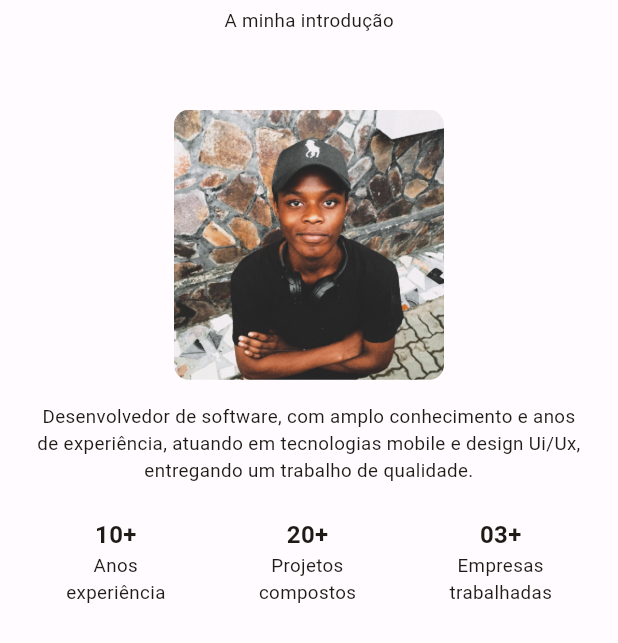
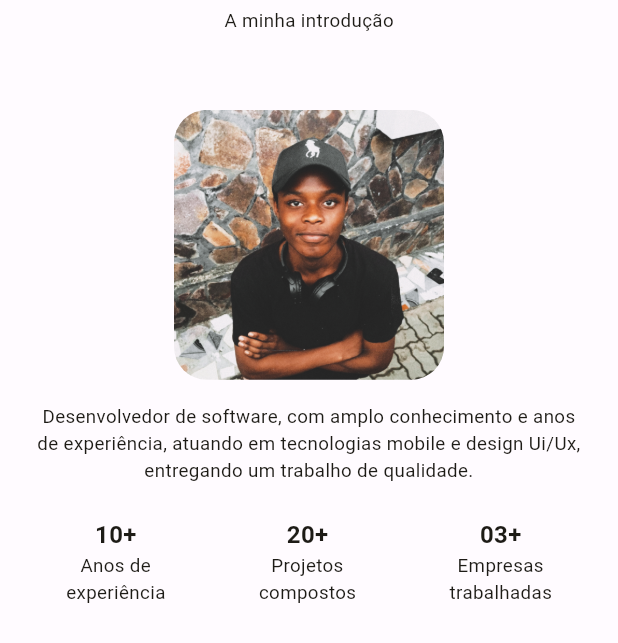
Before and after one commit to fariosofernando/nexo-creativo, a Flutter app: the screen it shows after launch, scrolled down 576 dp, on a phone screen of 412 x 824 dp. Shown: the part 324-967 px from the top of the screen. Run offline on Flutter 3.47's test engine with Material 2 defaults, Android fonts, the phone set to English and light mode, and no system bars; our stand-ins replace expandable, flutter_mobx, flutter_svg, mobx; generated files the repository leaves out were written again.

Commit message:
ref: refatorando textos e modelos.

```diff
--- a/lib/pages/app_about_page.dart
+++ b/lib/pages/app_about_page.dart
@@ -46,7 +46,7 @@ class AppPhoneLayout extends StatelessWidget {
             height: 180,
             width: 180,
             child: ClipRRect(
-              borderRadius: BorderRadius.circular(10.0),
+              borderRadius: BorderRadius.circular(22.0),
               child: const Image(image: AssetImage('assets/img/about.jpg')),
             )),
         const SizedBox(height: 16.0),
@@ -69,7 +69,7 @@ class AppPhoneLayout extends StatelessWidget {
                   ),
                 ),
                 Text(
-                  'Anos\nexperiência',
+                  'Anos de\nexperiência',
                   textAlign: TextAlign.center,
                   style: TextStyle(fontSize: 12.5),
                 ),
@@ -150,7 +150,7 @@ class AppTableLayout extends StatelessWidget {
                 height: 180,
                 width: 180,
                 child: ClipRRect(
-                  borderRadius: BorderRadius.circular(10.0),
+                  borderRadius: BorderRadius.circular(22.0),
                   child: const Image(image: AssetImage('assets/img/about.jpg')),
                 )),
             const SizedBox(width: 16.0),
@@ -176,7 +176,7 @@ class AppTableLayout extends StatelessWidget {
                           ),
                         ),
                         Text(
-                          'Years\nexperience',
+                          'Anos de\nexperiência',
                           textAlign: TextAlign.center,
                           style: TextStyle(fontSize: 12.5),
                         ),
--- a/lib/pages/app_home_page.dart
+++ b/lib/pages/app_home_page.dart
@@ -116,7 +116,7 @@ class PhoneLayout extends StatelessWidget {
                   )),
               SizedBox(height: 8.0),
               Text(
-                'Experiência de alto nível em Ui/Ux design e conhecimento em desenvolvimento de software, produzindo trabalhos de qualidade.',
+                'Experiência de alto nível em desenvolvimento de software e no conhecimento em Ui/Ux design, produzindo trabalhos de qualidade.',
                 style: TextStyle(fontSize: 12.5),
               ),
             ],
```
Also changed, not shown: lib/pages/app_portfolio_page.dart (+2 -5 lines).
